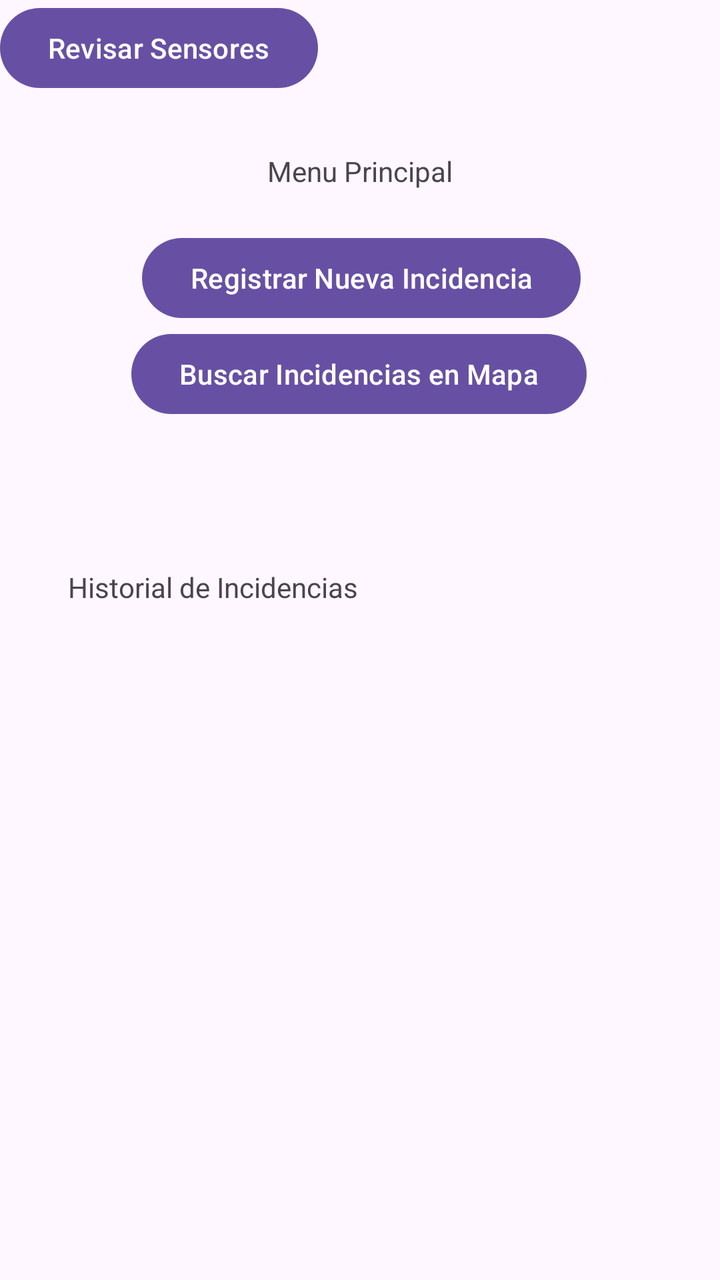
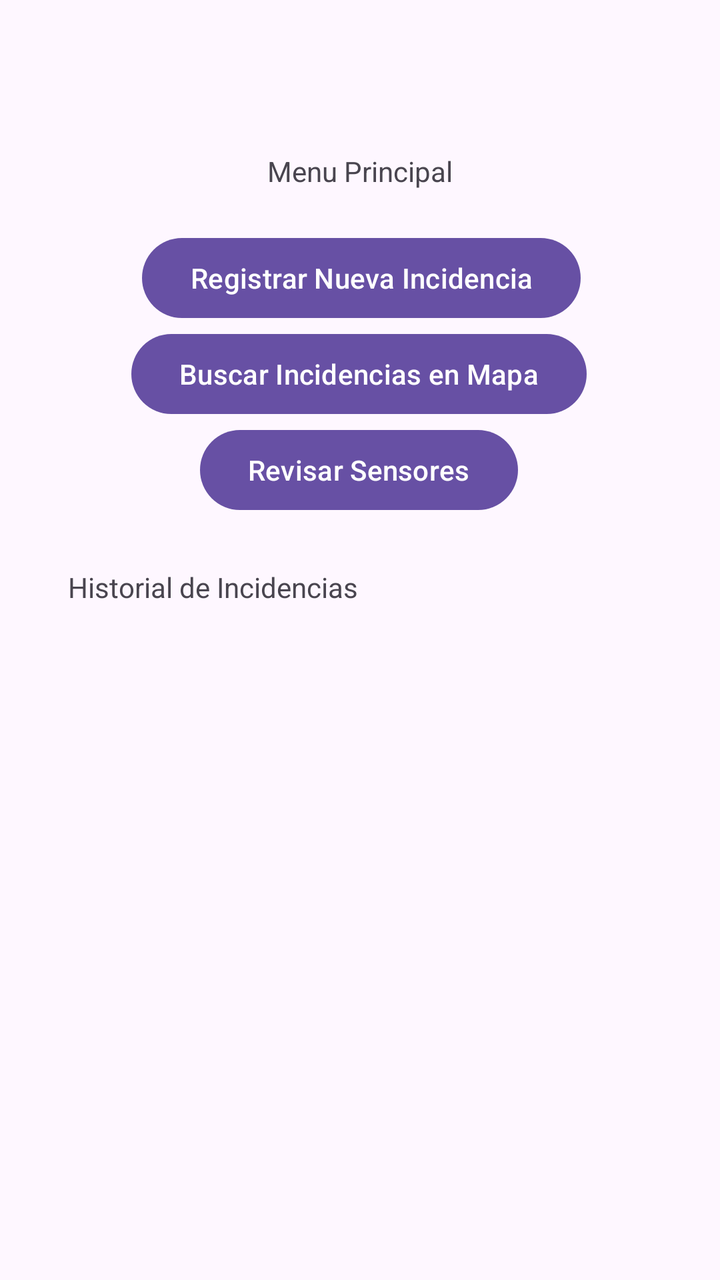

Compare the two renders of this Android layout. The source of the first and the diff that turns it into the second are given below.
<!-- AndroidManifest.xml: application theme Theme.CertamenNota2 -->
<!-- res/layout/activity_main.xml -->
<?xml version="1.0" encoding="utf-8"?>
<androidx.constraintlayout.widget.ConstraintLayout xmlns:android="http://schemas.android.com/apk/res/android"
    xmlns:app="http://schemas.android.com/apk/res-auto"
    xmlns:tools="http://schemas.android.com/tools"
    android:id="@+id/main"
    android:layout_width="match_parent"
    android:layout_height="match_parent"
    tools:context=".MainActivity">

    <TextView
        android:id="@+id/tituloHistorial"
        android:layout_width="wrap_content"
        android:layout_height="wrap_content"
        android:layout_marginTop="284dp"
        android:text="Historial de Incidencias"
        app:layout_constraintEnd_toEndOf="parent"
        app:layout_constraintHorizontal_bias="0.158"
        app:layout_constraintStart_toStartOf="parent"
        app:layout_constraintTop_toTopOf="parent" />

    <TextView
        android:id="@+id/tituloMenu"
        android:layout_width="wrap_content"
        android:layout_height="wrap_content"
        android:layout_marginTop="76dp"
        android:text="Menu Principal"
        app:layout_constraintEnd_toEndOf="parent"
        app:layout_constraintStart_toStartOf="parent"
        app:layout_constraintTop_toTopOf="parent" />

    <Button
        android:id="@+id/btRegistrar"
        android:layout_width="wrap_content"
        android:layout_height="wrap_content"
        android:layout_marginStart="97dp"
        android:layout_marginTop="20dp"
        android:layout_marginEnd="96dp"
        android:text="Registrar Nueva Incidencia"
        app:layout_constraintEnd_toEndOf="parent"
        app:layout_constraintStart_toStartOf="parent"
        app:layout_constraintTop_toBottomOf="@+id/tituloMenu" />

    <androidx.recyclerview.widget.RecyclerView
        android:id="@+id/rvHistorial"
        android:layout_width="329dp"
        android:layout_height="402dp"
        tools:layout_editor_absoluteX="42dp"
        tools:layout_editor_absoluteY="313dp" />

    <Button
        android:id="@+id/btMapa"
        android:layout_width="wrap_content"
        android:layout_height="wrap_content"
        android:layout_marginStart="160dp"
        android:layout_marginEnd="161dp"
        android:text="Buscar Incidencias en Mapa"
        app:layout_constraintEnd_toEndOf="parent"
        app:layout_constraintStart_toStartOf="parent"
        app:layout_constraintTop_toBottomOf="@+id/btRegistrar" />

    <Button
        android:id="@+id/btSensor"
        android:layout_width="wrap_content"
        android:layout_height="wrap_content"
        android:text="Revisar Sensores"
        tools:layout_editor_absoluteX="126dp"
        tools:layout_editor_absoluteY="212dp" />

</androidx.constraintlayout.widget.ConstraintLayout>
<!-- resources referenced by this layout -->
<resources>
  <style name="Theme.CertamenNota2" parent="Base.Theme.CertamenNota2" />
  <style name="Base.Theme.CertamenNota2" parent="Theme.Material3.DayNight.NoActionBar">
          
          
      </style>
</resources>

<!-- the commit's change to res/layout/activity_main.xml (unified diff, before → after) -->
@@ -44,8 +44,12 @@
         android:id="@+id/rvHistorial"
         android:layout_width="329dp"
         android:layout_height="402dp"
-        tools:layout_editor_absoluteX="42dp"
-        tools:layout_editor_absoluteY="313dp" />
+        android:layout_marginStart="42dp"
+        android:layout_marginEnd="40dp"
+        android:layout_marginBottom="16dp"
+        app:layout_constraintBottom_toBottomOf="parent"
+        app:layout_constraintEnd_toEndOf="parent"
+        app:layout_constraintStart_toStartOf="parent" />
 
     <Button
         android:id="@+id/btMapa"
@@ -62,8 +66,11 @@
         android:id="@+id/btSensor"
         android:layout_width="wrap_content"
         android:layout_height="wrap_content"
+        android:layout_marginStart="126dp"
+        android:layout_marginEnd="127dp"
         android:text="Revisar Sensores"
-        tools:layout_editor_absoluteX="126dp"
-        tools:layout_editor_absoluteY="212dp" />
+        app:layout_constraintEnd_toEndOf="parent"
+        app:layout_constraintStart_toStartOf="parent"
+        app:layout_constraintTop_toBottomOf="@+id/btMapa" />
 
 </androidx.constraintlayout.widget.ConstraintLayout>
